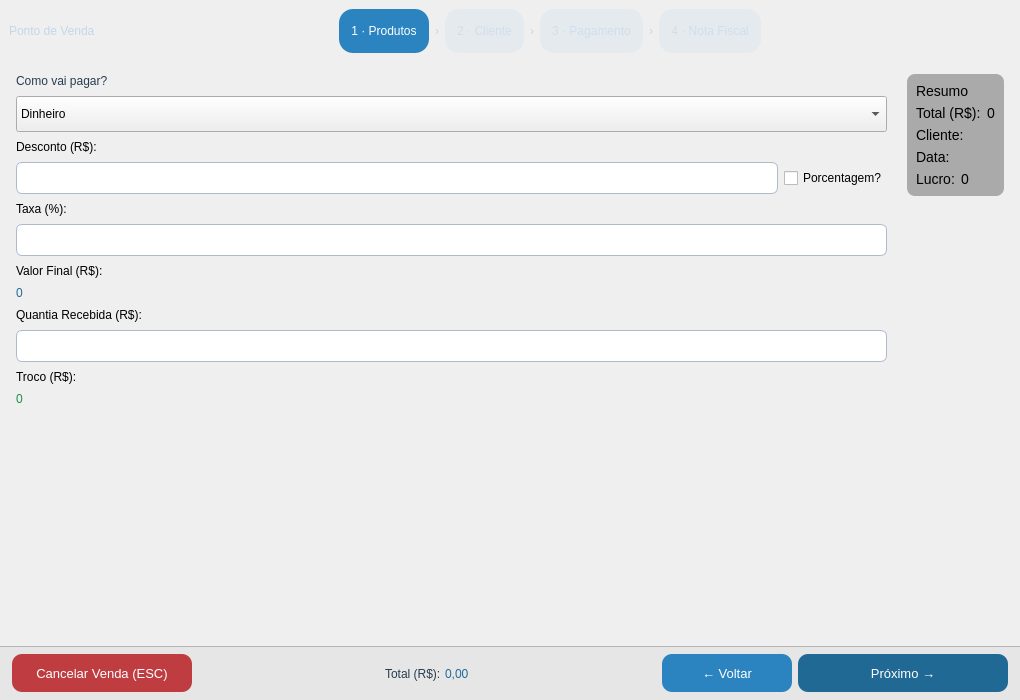
Before: the Qt Designer form src/venda.ui in GabR36/QEstoqueLoja, drawn with Qt 5.
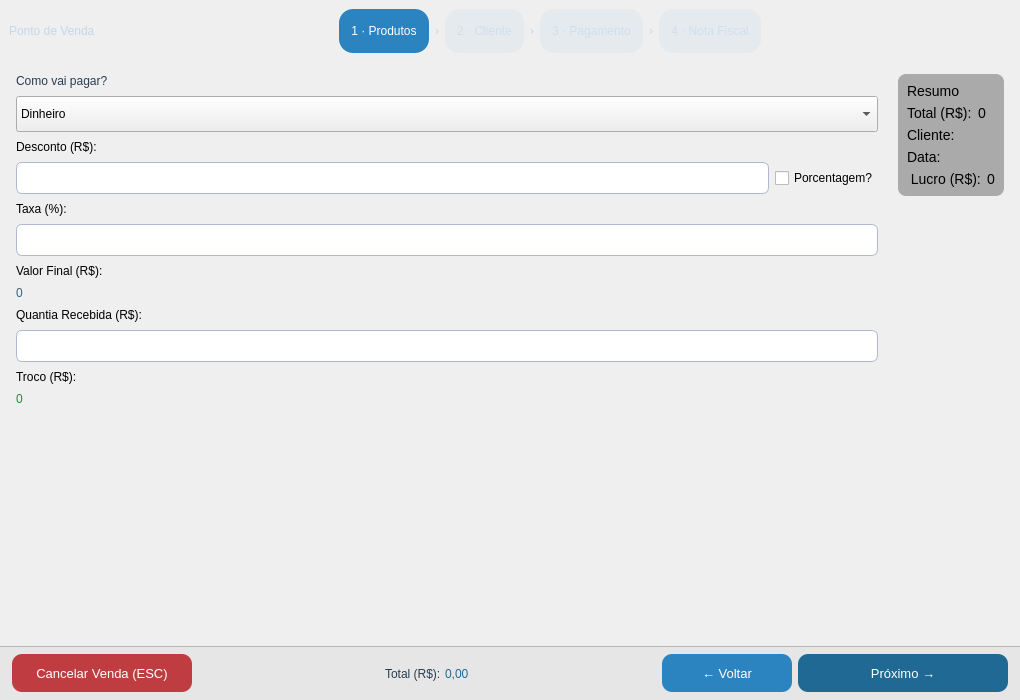
After: the same form once the commit is applied. Icons and pictures are not drawn. Custom widgets are drawn as their Qt base class.

Commit message: Volta venda mantem desconto e coisas do tipo

What changed in the file:
```diff
--- a/src/venda.ui
+++ b/src/venda.ui
@@ -1065,7 +1065,7 @@
               <item>
                <widget class="QLabel" name="label_9">
                 <property name="text">
-                 <string>Lucro:</string>
+                 <string> Lucro (R$):</string>
                 </property>
                </widget>
               </item>
```
The commit also changes 1 other file.
